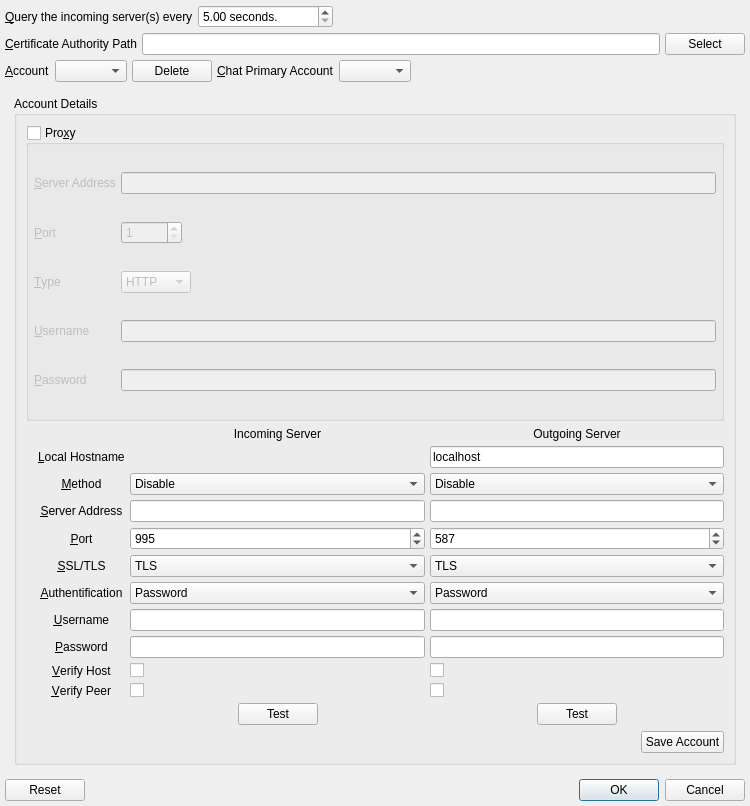
The window that branches/trunk/GoldBug-UI/spot-on-poptastic-retrophone-settings.ui (textbrowser/spot-on) describes before a commit, drawn with Qt 5.
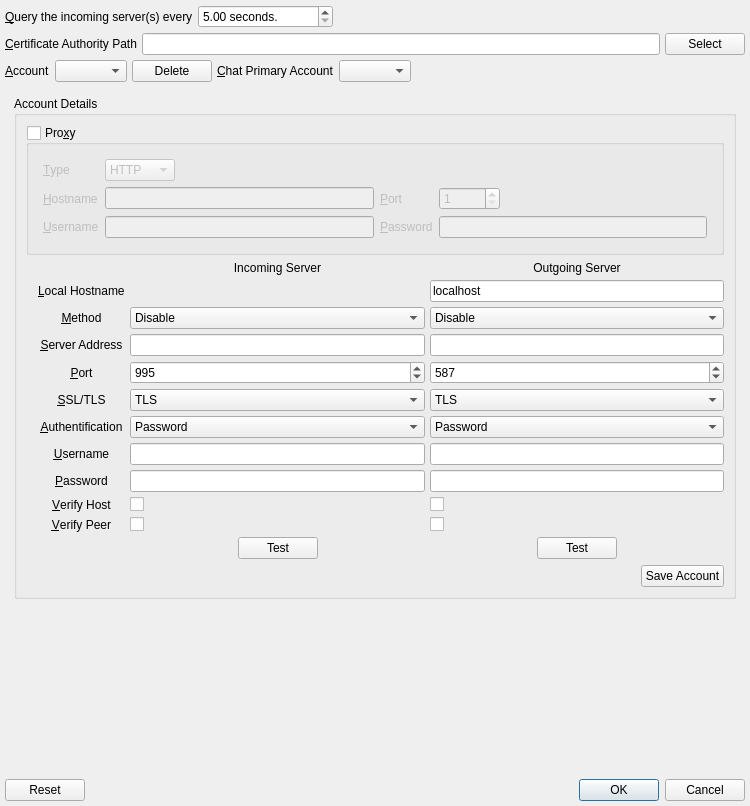
The same window after the commit. Icons and pictures are not drawn.

Patch:
```diff
--- a/branches/trunk/GoldBug-UI/spot-on-poptastic-retrophone-settings.ui
+++ b/branches/trunk/GoldBug-UI/spot-on-poptastic-retrophone-settings.ui
@@ -174,8 +174,8 @@
        <rect>
         <x>0</x>
         <y>0</y>
-        <width>726</width>
-        <height>669</height>
+        <width>740</width>
+        <height>656</height>
        </rect>
       </property>
       <layout class="QVBoxLayout" name="verticalLayout_3">
@@ -196,7 +196,10 @@
             <property name="checked">
              <bool>false</bool>
             </property>
-            <layout class="QGridLayout" name="gridLayout">
+            <layout class="QVBoxLayout" name="verticalLayout_4">
+             <property name="spacing">
+              <number>5</number>
+             </property>
              <property name="leftMargin">
               <number>5</number>
              </property>
@@ -209,20 +212,23 @@
              <property name="bottomMargin">
               <number>5</number>
              </property>
-             <property name="spacing">
-              <number>5</number>
-             </property>
-             <item row="3" column="0">
-              <widget class="QLabel" name="label_14">
+             <item>
+              <widget class="QFrame" name="proxy_frame">
+               <property name="frameShape">
+                <enum>QFrame::NoFrame</enum>
+               </property>
+               <layout class="QGridLayout" name="gridLayout_3">
+                <item row="0" column="0">
+                 <widget class="QLabel" name="label_13">
                <property name="text">
-                <string>&amp;Username</string>
+                   <string>&amp;Type</string>
                </property>
                <property name="buddy">
-                <cstring>proxy_username</cstring>
+                   <cstring>proxy_type</cstring>
                </property>
               </widget>
              </item>
-             <item row="2" column="1">
+                <item row="0" column="1">
               <layout class="QHBoxLayout" name="horizontalLayout_7">
                <property name="spacing">
                 <number>5</number>
@@ -259,13 +265,43 @@
                </item>
               </layout>
              </item>
-             <item row="0" column="1">
+                <item row="1" column="2">
+                 <widget class="QLabel" name="label_12">
+                  <property name="text">
+                   <string>&amp;Port</string>
+                  </property>
+                  <property name="buddy">
+                   <cstring>proxy_server_port</cstring>
+                  </property>
+                 </widget>
+                </item>
+                <item row="1" column="0">
+                 <widget class="QLabel" name="label_11">
+                  <property name="text">
+                   <string>&amp;Hostname</string>
+                  </property>
+                  <property name="buddy">
+                   <cstring>proxy_server_address</cstring>
+                  </property>
+                 </widget>
+                </item>
+                <item row="1" column="1">
               <widget class="QLineEdit" name="proxy_server_address"/>
              </item>
-             <item row="3" column="1">
+                <item row="2" column="0">
+                 <widget class="QLabel" name="label_14">
+                  <property name="text">
+                   <string>&amp;Username</string>
+                  </property>
+                  <property name="buddy">
+                   <cstring>proxy_username</cstring>
+                  </property>
+                 </widget>
+                </item>
+                <item row="2" column="1">
               <widget class="QLineEdit" name="proxy_username"/>
              </item>
-             <item row="1" column="1">
+                <item row="1" column="3">
               <layout class="QHBoxLayout" name="horizontalLayout_5">
                <property name="spacing">
                 <number>5</number>
@@ -295,37 +331,7 @@
                </item>
               </layout>
              </item>
-             <item row="1" column="0">
-              <widget class="QLabel" name="label_12">
-               <property name="text">
-                <string>&amp;Port</string>
-               </property>
-               <property name="buddy">
-                <cstring>proxy_server_port</cstring>
-               </property>
-              </widget>
-             </item>
-             <item row="2" column="0">
-              <widget class="QLabel" name="label_13">
-               <property name="text">
-                <string>&amp;Type</string>
-               </property>
-               <property name="buddy">
-                <cstring>proxy_type</cstring>
-               </property>
-              </widget>
-             </item>
-             <item row="0" column="0">
-              <widget class="QLabel" name="label_11">
-               <property name="text">
-                <string>&amp;Server Address</string>
-               </property>
-               <property name="buddy">
-                <cstring>proxy_server_address</cstring>
-               </property>
-              </widget>
-             </item>
-             <item row="4" column="0">
+                <item row="2" column="2">
               <widget class="QLabel" name="label_15">
                <property name="text">
                 <string>&amp;Password</string>
@@ -335,7 +341,7 @@
                </property>
               </widget>
              </item>
-             <item row="4" column="1">
+                <item row="2" column="3">
               <widget class="QLineEdit" name="proxy_password">
                <property name="echoMode">
                 <enum>QLineEdit::Password</enum>
@@ -345,6 +351,9 @@
             </layout>
            </widget>
           </item>
+            </layout>
+           </widget>
+          </item>
           <item>
            <layout class="QHBoxLayout" name="horizontalLayout_4">
             <property name="spacing">
@@ -838,6 +847,19 @@
          </layout>
         </widget>
        </item>
+       <item>
+        <spacer name="verticalSpacer">
+         <property name="orientation">
+          <enum>Qt::Vertical</enum>
+         </property>
+         <property name="sizeHint" stdset="0">
+          <size>
+           <width>20</width>
+           <height>40</height>
+          </size>
+         </property>
+        </spacer>
+       </item>
       </layout>
      </widget>
     </widget>
```
Left out of the diff: 3 changed lines with no effect on the pictures. Lines whose indentation alone changed are shown as unchanged.
